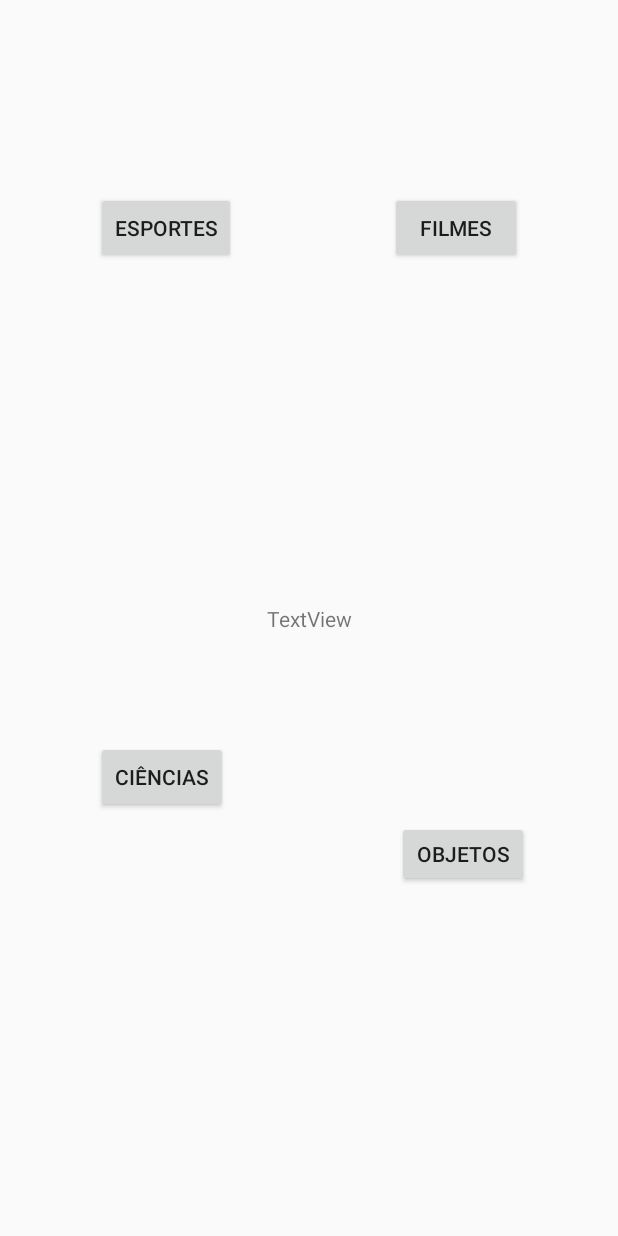
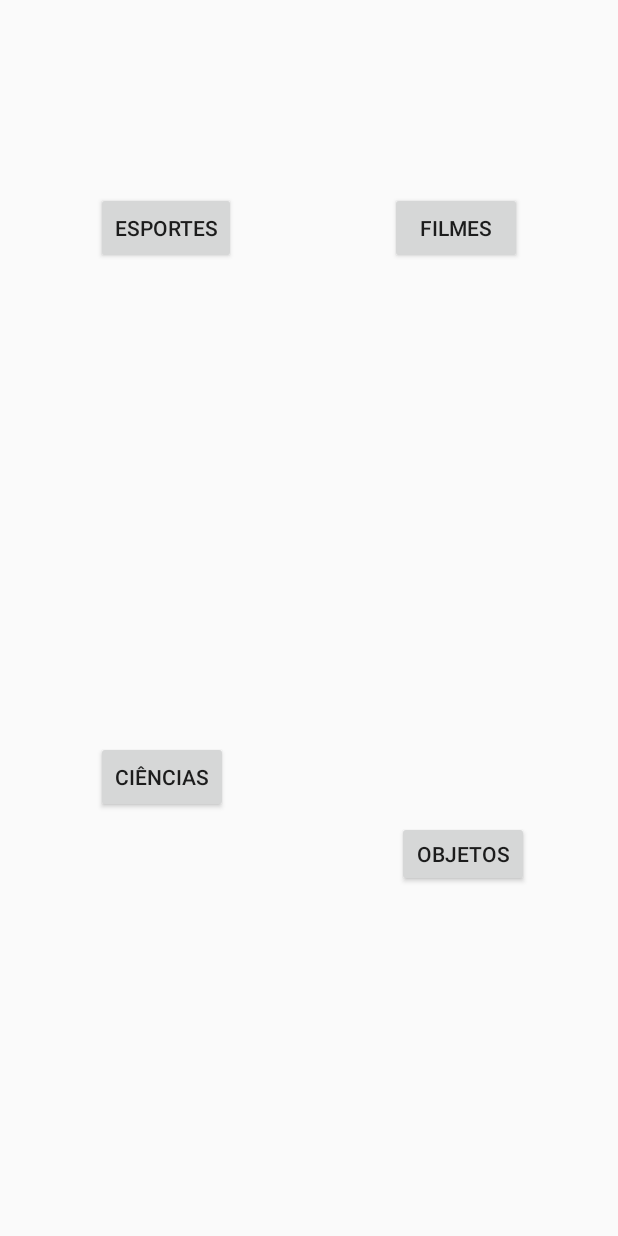
Before and after one commit to jpbp/Forca, an Android app: the TemaActivity screen opened directly, with no data from a screen before it, on a phone screen of 412 x 824 dp. Run offline under Robolectric (Android 15) with nearby library versions, the phone set to English and light mode, and no system bars.

```diff
--- a/app/src/main/java/com/example/jp/forca/TemaActivity.java
+++ b/app/src/main/java/com/example/jp/forca/TemaActivity.java
@@ -14,27 +14,25 @@ public class TemaActivity extends Activity {
     private Button btnCiencias;
     private Button btnObjetos;
     private String tema;
-    private TextView t;
+
     @Override
     protected void onCreate(Bundle savedInstanceState) {
         super.onCreate(savedInstanceState);
         setContentView(R.layout.activity_tema);
-        t = findViewById(R.id.textView);
+
         btnEsportes = findViewById(R.id.buttonEsportes);
         btnFilmes = findViewById(R.id.buttonFilmes);
         btnCiencias = findViewById(R.id.buttonCiencias);
         btnObjetos = findViewById(R.id.buttonObjetos);
-        Bundle extras= getIntent().getExtras();
-        if(extras != null){
-            String aux = extras.getString("dificuldade");
-            t.setText(aux);
+        final Bundle extras= getIntent().getExtras();
+        final Intent intent = new Intent(TemaActivity.this, JogoActivity.class);
 
-        }
         btnEsportes.setOnClickListener(new View.OnClickListener() {
             @Override
             public void onClick(View v) {
                 tema = "esportes";
-                Intent intent = new Intent(TemaActivity.this, JogoActivity.class);
+                intent.putExtra("tema",tema);
+                intent.putExtra("dificuldade",extras.getString("dificuldade"));
                 startActivity(intent);
 
             }
@@ -43,7 +41,8 @@ public class TemaActivity extends Activity {
             @Override
             public  void onClick(View v){
                 tema = "filmes";
-                Intent intent = new Intent(TemaActivity.this, JogoActivity.class);
+                intent.putExtra("tema",tema);
+                intent.putExtra("dificuldade",extras.getString("dificuldade"));
                 startActivity(intent);
             }
         });
@@ -51,7 +50,8 @@ public class TemaActivity extends Activity {
             @Override
             public  void onClick(View v){
                 tema = "ciencias";
-                Intent intent = new Intent(TemaActivity.this, JogoActivity.class);
+                intent.putExtra("tema",tema);
+                intent.putExtra("dificuldade",extras.getString("dificuldade"));
                 startActivity(intent);
             }
         });
@@ -59,7 +59,8 @@ public class TemaActivity extends Activity {
             @Override
             public  void onClick(View v){
                 tema = "objetos";
-                Intent intent = new Intent(TemaActivity.this, JogoActivity.class);
+                intent.putExtra("tema",tema);
+                intent.putExtra("dificuldade",extras.getString("dificuldade"));
                 startActivity(intent);
             }
         });
--- a/app/src/main/res/layout/activity_jogo.xml
+++ b/app/src/main/res/layout/activity_jogo.xml
@@ -7,14 +7,14 @@
     tools:context=".JogoActivity">
 
     <TextView
-        android:id="@+id/idDif"
+        android:id="@+id/txt"
         android:layout_width="wrap_content"
         android:layout_height="wrap_content"
         android:layout_marginStart="8dp"
-        android:layout_marginTop="148dp"
+        android:layout_marginTop="68dp"
         android:layout_marginEnd="8dp"
+        android:text="TextView"
         app:layout_constraintEnd_toEndOf="parent"
-        app:layout_constraintHorizontal_bias="0.501"
         app:layout_constraintStart_toStartOf="parent"
         app:layout_constraintTop_toTopOf="parent" />
 </android.support.constraint.ConstraintLayout>
--- a/app/src/main/res/layout/activity_tema.xml
+++ b/app/src/main/res/layout/activity_tema.xml
@@ -58,17 +58,4 @@
         app:layout_constraintTop_toBottomOf="@+id/buttonFilmes"
         app:layout_constraintVertical_bias="0.688" />
 
-    <TextView
-        android:id="@+id/textView"
-        android:layout_width="wrap_content"
-        android:layout_height="wrap_content"
-        android:layout_marginStart="8dp"
-        android:layout_marginTop="8dp"
-        android:layout_marginEnd="8dp"
-        android:layout_marginBottom="8dp"
-        android:text="TextView"
-        app:layout_constraintBottom_toBottomOf="parent"
-        app:layout_constraintEnd_toEndOf="parent"
-        app:layout_constraintStart_toStartOf="parent"
-        app:layout_constraintTop_toTopOf="parent" />
 </android.support.constraint.ConstraintLayout>
```
Also changed, not shown: app/src/main/java/com/example/jp/forca/JogoActivity.java (+48 -7 lines), app/src/main/java/com/example/jp/forca/Questão.java (added, +26 -0 lines), app/src/main/java/com/example/jp/forca/Temas.java (deleted, +0 -18 lines).
